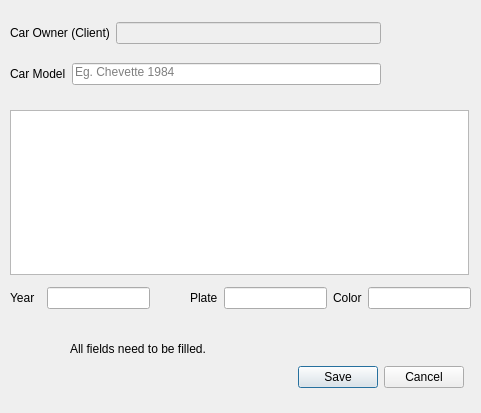
Qt form Client_Add_Car.ui (bedi1982/Oficina) before a commit.
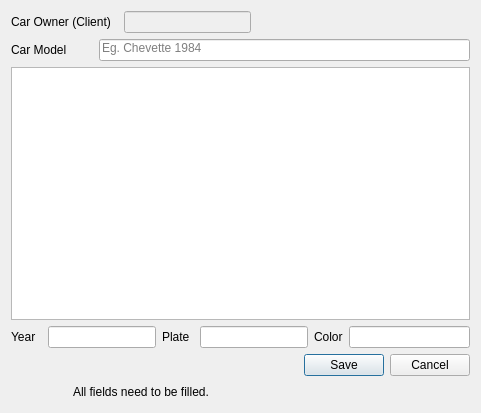
The same form after that commit. Icons and pictures are not drawn.

Commit message: layouts, oh my, expandible layouts everywhere!

The edit to the form file:
```diff
--- a/Client_Add_Car.ui
+++ b/Client_Add_Car.ui
@@ -10,18 +10,6 @@
     <height>413</height>
    </rect>
   </property>
-  <property name="minimumSize">
-   <size>
-    <width>481</width>
-    <height>413</height>
-   </size>
-  </property>
-  <property name="maximumSize">
-   <size>
-    <width>481</width>
-    <height>413</height>
-   </size>
-  </property>
   <property name="windowTitle">
    <string>Adding Car to Client</string>
   </property>
@@ -29,89 +17,29 @@
    <iconset resource="images/images.qrc">
     <normaloff>:/emoticons/service.png</normaloff>:/emoticons/service.png</iconset>
   </property>
-  <widget class="QDialogButtonBox" name="btn_Client_Add_Car">
-   <property name="geometry">
-    <rect>
-     <x>263</x>
-     <y>360</y>
-     <width>201</width>
-     <height>34</height>
-    </rect>
-   </property>
-   <property name="standardButtons">
-    <set>QDialogButtonBox::Cancel|QDialogButtonBox::Save</set>
-   </property>
-  </widget>
-  <widget class="QLabel" name="lbl_Feedback">
-   <property name="geometry">
-    <rect>
-     <x>70</x>
-     <y>340</y>
-     <width>351</width>
-     <height>18</height>
-    </rect>
-   </property>
-   <property name="text">
-    <string>All fields need to be filled.</string>
-   </property>
-  </widget>
-  <widget class="QPlainTextEdit" name="txt_Full_Car_Description">
-   <property name="geometry">
-    <rect>
-     <x>10</x>
-     <y>110</y>
-     <width>459</width>
-     <height>165</height>
-    </rect>
-   </property>
-   <property name="tabChangesFocus">
-    <bool>true</bool>
-   </property>
-   <property name="plainText">
-    <string/>
-   </property>
-   <property name="placeholderText">
-    <string>Insert the Car's description. Max 300 chars...</string>
-   </property>
-  </widget>
-  <widget class="QWidget" name="layoutWidget">
-   <property name="geometry">
-    <rect>
-     <x>10</x>
-     <y>9</y>
-     <width>371</width>
-     <height>91</height>
-    </rect>
-   </property>
-   <layout class="QVBoxLayout" name="verticalLayout">
-    <item>
-     <layout class="QHBoxLayout" name="horizontalLayout">
-      <item>
+  <layout class="QGridLayout" name="gridLayout">
+   <item row="0" column="0" colspan="4">
        <widget class="QLabel" name="lbl_Car_Owner">
         <property name="text">
          <string>Car Owner (Client)</string>
         </property>
        </widget>
       </item>
-      <item>
+   <item row="0" column="4" colspan="3">
        <widget class="QLineEdit" name="line_Client_Name">
         <property name="enabled">
          <bool>false</bool>
         </property>
        </widget>
       </item>
-     </layout>
-    </item>
-    <item>
-     <layout class="QHBoxLayout" name="horizontalLayout_2">
-      <item>
+   <item row="1" column="0" colspan="3">
        <widget class="QLabel" name="lbl_Model">
         <property name="text">
          <string>Car Model</string>
         </property>
        </widget>
       </item>
-      <item>
+   <item row="1" column="3" colspan="7">
        <widget class="QLineEdit" name="txt_Car_Model">
         <property name="inputMethodHints">
          <set>Qt::ImhNone</set>
@@ -130,28 +58,27 @@
         </property>
        </widget>
       </item>
-     </layout>
-    </item>
-   </layout>
-  </widget>
-  <widget class="QWidget" name="layoutWidget">
-   <property name="geometry">
-    <rect>
-     <x>10</x>
-     <y>280</y>
-     <width>461</width>
-     <height>36</height>
-    </rect>
-   </property>
-   <layout class="QHBoxLayout" name="horizontalLayout_3">
-    <item>
+   <item row="2" column="0" colspan="10">
+    <widget class="QPlainTextEdit" name="txt_Full_Car_Description">
+     <property name="tabChangesFocus">
+      <bool>true</bool>
+     </property>
+     <property name="plainText">
+      <string/>
+     </property>
+     <property name="placeholderText">
+      <string>Insert the Car's description. Max 300 chars...</string>
+     </property>
+    </widget>
+   </item>
+   <item row="3" column="0">
      <widget class="QLabel" name="lbl_Car_Year">
       <property name="text">
        <string>Year  </string>
       </property>
      </widget>
     </item>
-    <item>
+   <item row="3" column="1" colspan="4">
      <widget class="QLineEdit" name="txt_Car_Year">
       <property name="focusPolicy">
        <enum>Qt::TabFocus</enum>
@@ -170,27 +97,14 @@
       </property>
      </widget>
     </item>
-    <item>
-     <spacer name="horizontalSpacer">
-      <property name="orientation">
-       <enum>Qt::Horizontal</enum>
-      </property>
-      <property name="sizeHint" stdset="0">
-       <size>
-        <width>40</width>
-        <height>20</height>
-       </size>
-      </property>
-     </spacer>
-    </item>
-    <item>
+   <item row="3" column="5">
      <widget class="QLabel" name="lbl_Car_Plate">
       <property name="text">
        <string>Plate</string>
       </property>
      </widget>
     </item>
-    <item>
+   <item row="3" column="6" colspan="2">
      <widget class="QLineEdit" name="txt_Car_Plate">
       <property name="text">
        <string/>
@@ -200,16 +114,14 @@
       </property>
      </widget>
     </item>
-    <item>
-     <layout class="QHBoxLayout" name="horizontalLayout_4">
-      <item>
+   <item row="3" column="8">
        <widget class="QLabel" name="lbl_Car_Color">
         <property name="text">
          <string>Color</string>
         </property>
        </widget>
       </item>
-      <item>
+   <item row="3" column="9">
        <widget class="QLineEdit" name="txt_Car_Color">
         <property name="sizePolicy">
          <sizepolicy hsizetype="Expanding" vsizetype="Fixed">
@@ -225,18 +137,19 @@
         </property>
        </widget>
       </item>
-     </layout>
-    </item>
-   </layout>
-  </widget>
+   <item row="4" column="0" rowspan="2" colspan="2">
   <widget class="QLabel" name="label">
-   <property name="geometry">
-    <rect>
-     <x>30</x>
-     <y>330</y>
-     <width>31</width>
-     <height>31</height>
-    </rect>
+     <property name="minimumSize">
+      <size>
+       <width>48</width>
+       <height>48</height>
+      </size>
+     </property>
+     <property name="maximumSize">
+      <size>
+       <width>48</width>
+       <height>48</height>
+      </size>
    </property>
    <property name="text">
     <string/>
@@ -248,6 +161,22 @@
     <bool>true</bool>
    </property>
   </widget>
+   </item>
+   <item row="4" column="7" colspan="3">
+    <widget class="QDialogButtonBox" name="btn_Client_Add_Car">
+     <property name="standardButtons">
+      <set>QDialogButtonBox::Cancel|QDialogButtonBox::Save</set>
+     </property>
+    </widget>
+   </item>
+   <item row="5" column="2" colspan="8">
+    <widget class="QLabel" name="lbl_Feedback">
+     <property name="text">
+      <string>All fields need to be filled.</string>
+     </property>
+    </widget>
+   </item>
+  </layout>
  </widget>
  <tabstops>
   <tabstop>txt_Car_Model</tabstop>
```
Lines whose indentation alone changed are shown as unchanged. The commit also changes 5 other files.
